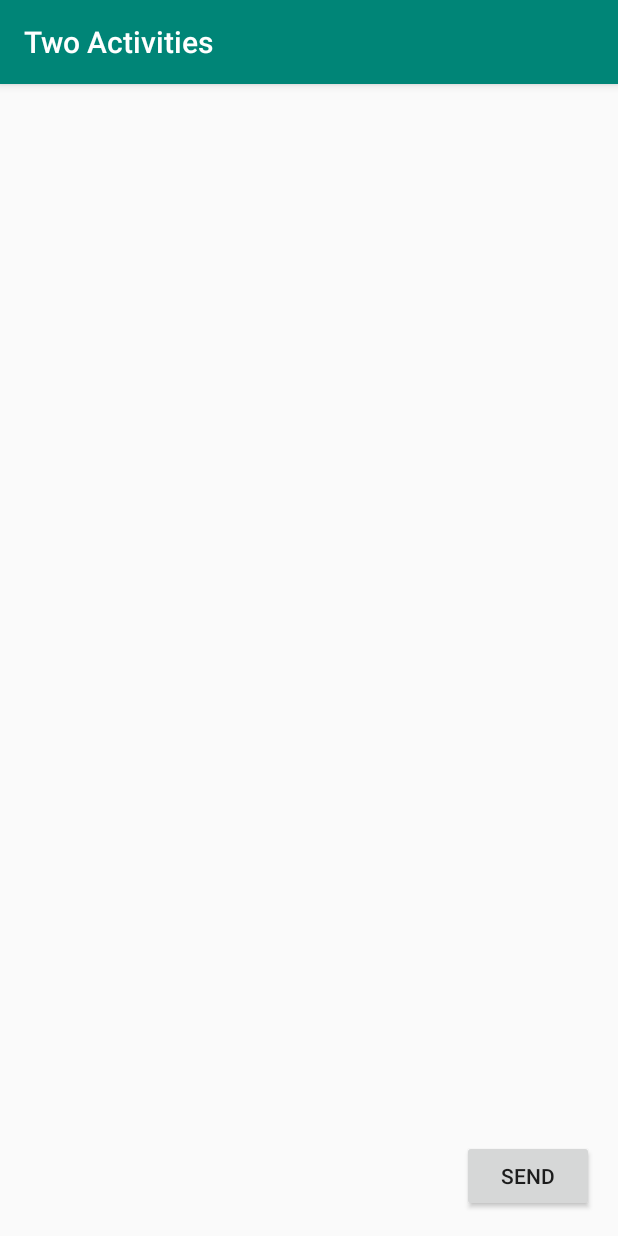
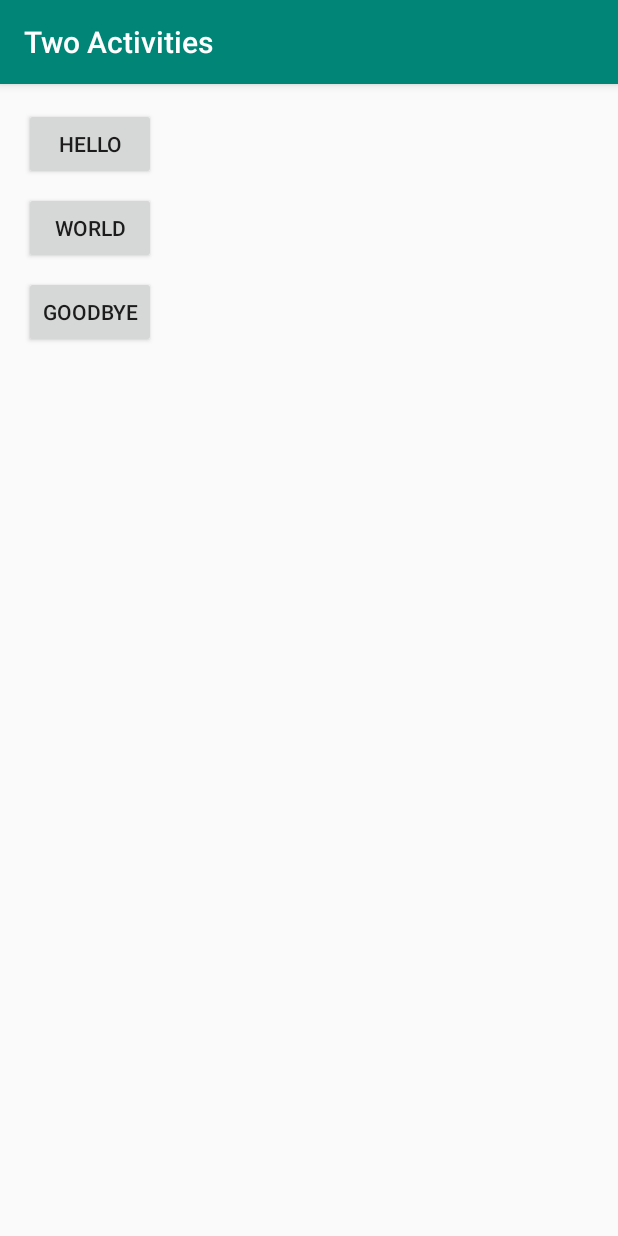
Before and after one commit to link2cory/AndroidDeveloperFundamentalsVersion2, an Android app: the screen it shows after launch (MainActivity), on a phone screen of 412 x 824 dp. Run offline under Robolectric (Android 15) with nearby library versions, the phone set to English and light mode, and no system bars.

Commit message:
Added a SecondActivity which displays a different message based on which of three buttons from MainActivity were clicked
For now the messages are hard coded but it would be trivial from here to
add lengthy messages

One key importance is that the id of the button is what is actually sent
to the SecondActivity, rather than the content of the message

```diff
--- a/app/src/main/AndroidManifest.xml
+++ b/app/src/main/AndroidManifest.xml
@@ -16,6 +16,7 @@
                 <category android:name="android.intent.category.LAUNCHER" />
             </intent-filter>
         </activity>
+        <activity android:name=".Main2Activity"></activity>
     </application>
 
 </manifest>
--- a/app/src/main/java/com/coryperkins/twoactivities/MainActivity.java
+++ b/app/src/main/java/com/coryperkins/twoactivities/MainActivity.java
@@ -1,20 +1,32 @@
 package com.coryperkins.twoactivities;
 
+import android.content.Intent;
 import android.support.v7.app.AppCompatActivity;
 import android.os.Bundle;
 import android.util.Log;
 import android.view.View;
+import android.widget.Button;
 
 public class MainActivity extends AppCompatActivity {
 
-    private static final String LOG_TAG = MainActivity.class.getSimpleName();
+    public static final String EXTRA_BUTTON_ID = "com.coryperkins.twoactivities.extra.button_id";
+
     @Override
     protected void onCreate(Bundle savedInstanceState) {
         super.onCreate(savedInstanceState);
         setContentView(R.layout.activity_main);
+
+
     }
 
     public void launchSecondActivity(View view) {
-        Log.d(LOG_TAG, "Button clicked!");
+        // create an intent to start the SecondActivity
+        Intent intent = new Intent(this, Main2Activity.class);
+
+        // send the button id to the SecondActivity
+        intent.putExtra(EXTRA_BUTTON_ID, view.getId());
+
+        // start the SecondActivity
+        startActivity(intent);
     }
 }
--- a/app/src/main/res/layout/activity_main.xml
+++ b/app/src/main/res/layout/activity_main.xml
@@ -7,14 +7,38 @@
     tools:context=".MainActivity">
 
     <Button
-        android:id="@+id/button_main"
+        android:id="@+id/hello_button"
         android:layout_width="wrap_content"
         android:layout_height="wrap_content"
-        android:layout_marginEnd="16dp"
-        android:layout_marginRight="16dp"
-        android:layout_marginBottom="16dp"
+        android:layout_marginStart="16dp"
+        android:layout_marginLeft="16dp"
+        android:layout_marginTop="16dp"
         android:onClick="launchSecondActivity"
-        android:text="@string/send_button_label"
-        app:layout_constraintBottom_toBottomOf="parent"
-        app:layout_constraintEnd_toEndOf="parent" />
+        android:text="@string/hello_button_label"
+        app:layout_constraintStart_toStartOf="parent"
+        app:layout_constraintTop_toTopOf="parent" />
+
+    <Button
+        android:id="@+id/world_button"
+        android:layout_width="wrap_content"
+        android:layout_height="wrap_content"
+        android:layout_marginStart="16dp"
+        android:layout_marginLeft="16dp"
+        android:layout_marginTop="8dp"
+        android:onClick="launchSecondActivity"
+        android:text="@string/world_button_label"
+        app:layout_constraintStart_toStartOf="parent"
+        app:layout_constraintTop_toBottomOf="@+id/hello_button" />
+
+    <Button
+        android:id="@+id/goodbye_button"
+        android:layout_width="wrap_content"
+        android:layout_height="wrap_content"
+        android:layout_marginStart="16dp"
+        android:layout_marginLeft="16dp"
+        android:layout_marginTop="8dp"
+        android:onClick="launchSecondActivity"
+        android:text="@string/goodbye_button_label"
+        app:layout_constraintStart_toStartOf="parent"
+        app:layout_constraintTop_toBottomOf="@+id/world_button" />
 </android.support.constraint.ConstraintLayout>
--- a/app/src/main/res/values/strings.xml
+++ b/app/src/main/res/values/strings.xml
@@ -1,4 +1,7 @@
 <resources>
     <string name="app_name">Two Activities</string>
     <string name="send_button_label">Send</string>
+    <string name="hello_button_label">Hello</string>
+    <string name="world_button_label">World</string>
+    <string name="goodbye_button_label">Goodbye</string>
 </resources>
```
Also changed, not shown: app/src/main/java/com/coryperkins/twoactivities/Main2Activity.java (added, +38 -0 lines), app/src/main/res/layout/activity_main2.xml (added, +24 -0 lines).
